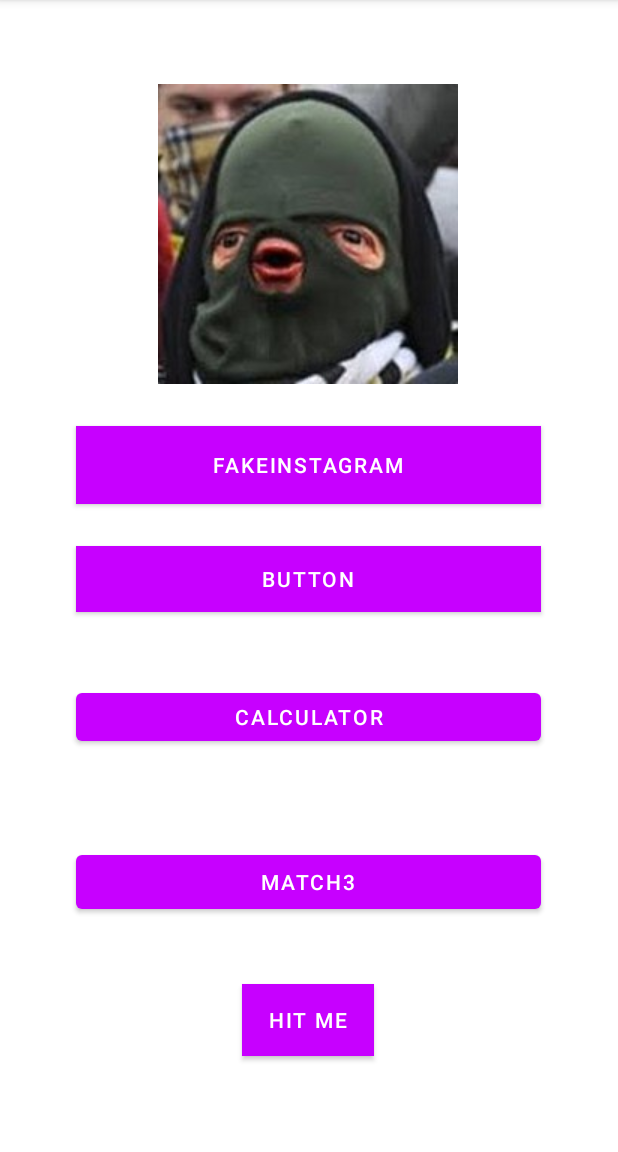
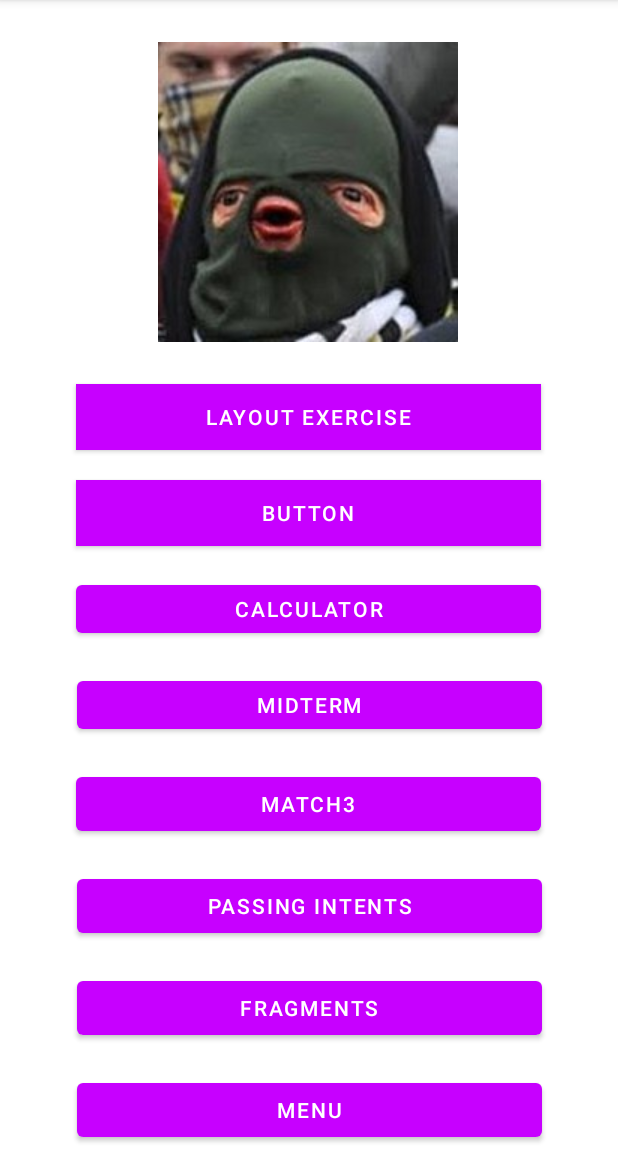
Before and after one commit to medab0/ActivityCollectionProject, an Android app: the screen it shows after launch (MainActivity), on a phone screen of 412 x 824 dp, the part 84-1236 px from its top. Run offline under Robolectric (Android 15) with nearby library versions, the phone set to English and light mode, and no system bars.

Commit message:
new activities

```diff
--- a/app/src/main/java/com/example/activitycollectionproject/MainActivity.java
+++ b/app/src/main/java/com/example/activitycollectionproject/MainActivity.java
@@ -11,7 +11,7 @@ import android.widget.Toast;
 
 public class MainActivity extends AppCompatActivity {
 
-    Button btnLayout, btnButton, btnCalculator, btnMatch3;
+    Button btnLayout, btnButton, btnCalculator, btnMatch3, btnPassingIntent, btnFragments, btnMenu;
 
     @Override
     protected void onCreate(Bundle savedInstanceState) {
@@ -27,6 +27,16 @@ public class MainActivity extends AppCompatActivity {
                 startActivity(layoutActivity);
             }
         });
+
+        btnButton = (Button) findViewById(R.id.btnButtonExercise);
+        btnButton.setOnClickListener(new View.OnClickListener() {
+            @Override
+            public void onClick(View view) {
+                Intent buttonActivity = new Intent(MainActivity.this, activity_button_exercise.class);
+                startActivity(buttonActivity);
+            }
+        });
+
         btnCalculator = (Button) findViewById(R.id.btnCalculator);
         btnCalculator.setOnClickListener(new View.OnClickListener() {
             @Override
@@ -46,8 +56,25 @@ public class MainActivity extends AppCompatActivity {
             }
         });
 
-        btnButton = (Button) findViewById(R.id.btnButtonExercise);
-        btnButton.setOnClickListener(new View.OnClickListener() {
+        btnPassingIntent = (Button) findViewById(R.id.btnPassingIntent);
+        btnPassingIntent.setOnClickListener(new View.OnClickListener() {
+            @Override
+            public void onClick(View view) {
+                Intent buttonActivity = new Intent(MainActivity.this, activity_button_exercise.class);
+                startActivity(buttonActivity);
+            }
+        });
+
+        btnFragments = (Button) findViewById(R.id.btnFragments);
+        btnFragments.setOnClickListener(new View.OnClickListener() {
+            @Override
+            public void onClick(View view) {
+                Intent buttonActivity = new Intent(MainActivity.this, activity_button_exercise.class);
+                startActivity(buttonActivity);
+            }
+        });
+        btnMenu = (Button) findViewById(R.id.btnMenu);
+        btnMenu.setOnClickListener(new View.OnClickListener() {
             @Override
             public void onClick(View view) {
                 Intent buttonActivity = new Intent(MainActivity.this, activity_button_exercise.class);
--- a/app/src/main/res/layout/activity_main.xml
+++ b/app/src/main/res/layout/activity_main.xml
@@ -10,7 +10,7 @@
         android:id="@+id/imageView2"
         android:layout_width="wrap_content"
         android:layout_height="wrap_content"
-        android:layout_marginTop="56dp"
+        android:layout_marginTop="28dp"
         app:layout_constraintEnd_toEndOf="parent"
         app:layout_constraintHorizontal_bias="0.498"
         app:layout_constraintStart_toStartOf="parent"
@@ -19,35 +19,20 @@
         tools:srcCompat="@tools:sample/avatars" />
 
     <Button
-        android:id="@+id/button"
-        android:layout_width="wrap_content"
+        android:id="@+id/btnPassingIntent"
+        android:layout_width="310dp"
         android:layout_height="wrap_content"
-        android:layout_marginBottom="64dp"
-        android:background="#5081B6"
-        android:backgroundTint="#A33737"
-        android:text="@string/hitMe"
-        app:cornerRadius="50px"
-        app:layout_constraintBottom_toBottomOf="parent"
-        app:layout_constraintEnd_toEndOf="parent"
-        app:layout_constraintHorizontal_bias="0.498"
-        app:layout_constraintStart_toStartOf="parent" />
-
-    <LinearLayout
-        android:id="@+id/linearLayout"
-        android:layout_width="wrap_content"
-        android:layout_height="wrap_content"
-        android:orientation="vertical"
+        android:layout_marginTop="20dp"
+        android:text="Passing Intents"
         app:layout_constraintEnd_toEndOf="parent"
         app:layout_constraintStart_toStartOf="parent"
-        tools:layout_editor_absoluteY="535dp">
-
-    </LinearLayout>
+        app:layout_constraintTop_toBottomOf="@+id/btnMatch3" />
 
     <Button
         android:id="@+id/btnButtonExercise"
         android:layout_width="310dp"
         android:layout_height="44dp"
-        android:layout_marginTop="28dp"
+        android:layout_marginTop="20dp"
         android:background="#431818"
         android:backgroundTint="#F1E9E9"
         android:text="@string/Button"
@@ -59,11 +44,11 @@
     <Button
         android:id="@+id/btnLayoutExercise"
         android:layout_width="310dp"
-        android:layout_height="52dp"
+        android:layout_height="44dp"
         android:layout_marginTop="28dp"
         android:background="#914545"
         android:backgroundTint="#D8D8D8"
-        android:text="@string/fakeInsta"
+        android:text="Layout Exercise"
         app:layout_constraintEnd_toEndOf="parent"
         app:layout_constraintHorizontal_bias="0.495"
         app:layout_constraintStart_toStartOf="parent"
@@ -73,7 +58,7 @@
         android:id="@+id/btnCalculator"
         android:layout_width="310dp"
         android:layout_height="44dp"
-        android:layout_marginTop="48dp"
+        android:layout_marginTop="20dp"
         android:text="@string/Calculator"
         app:layout_constraintEnd_toEndOf="parent"
         app:layout_constraintHorizontal_bias="0.495"
@@ -84,12 +69,41 @@
         android:id="@+id/btnMatch3"
         android:layout_width="310dp"
         android:layout_height="wrap_content"
+        android:layout_marginTop="20dp"
         android:text="Match3"
-        app:layout_constraintBottom_toTopOf="@+id/button"
         app:layout_constraintEnd_toEndOf="parent"
         app:layout_constraintHorizontal_bias="0.495"
         app:layout_constraintStart_toStartOf="parent"
-        app:layout_constraintTop_toBottomOf="@+id/btnCalculator"
-        app:layout_constraintVertical_bias="0.592" />
+        app:layout_constraintTop_toBottomOf="@+id/btnMidterm" />
+
+    <Button
+        android:id="@+id/btnMidterm"
+        android:layout_width="310dp"
+        android:layout_height="44dp"
+        android:layout_marginTop="20dp"
+        android:text="Midterm"
+        app:layout_constraintEnd_toEndOf="parent"
+        app:layout_constraintStart_toStartOf="parent"
+        app:layout_constraintTop_toBottomOf="@+id/btnCalculator" />
+
+    <Button
+        android:id="@+id/btnFragments"
+        android:layout_width="310dp"
+        android:layout_height="wrap_content"
+        android:layout_marginTop="20dp"
+        android:text="Fragments"
+        app:layout_constraintEnd_toEndOf="parent"
+        app:layout_constraintStart_toStartOf="parent"
+        app:layout_constraintTop_toBottomOf="@+id/btnPassingIntent" />
+
+    <Button
+        android:id="@+id/btnMenu"
+        android:layout_width="310dp"
+        android:layout_height="wrap_content"
+        android:layout_marginTop="20dp"
+        android:text="Menu"
+        app:layout_constraintEnd_toEndOf="parent"
+        app:layout_constraintStart_toStartOf="parent"
+        app:layout_constraintTop_toBottomOf="@+id/btnFragments" />
 
 </androidx.constraintlayout.widget.ConstraintLayout>
```
Also changed, not shown: app/src/main/res/layout/activity_passing_intents_exercise.xml (added, +184 -0 lines).
